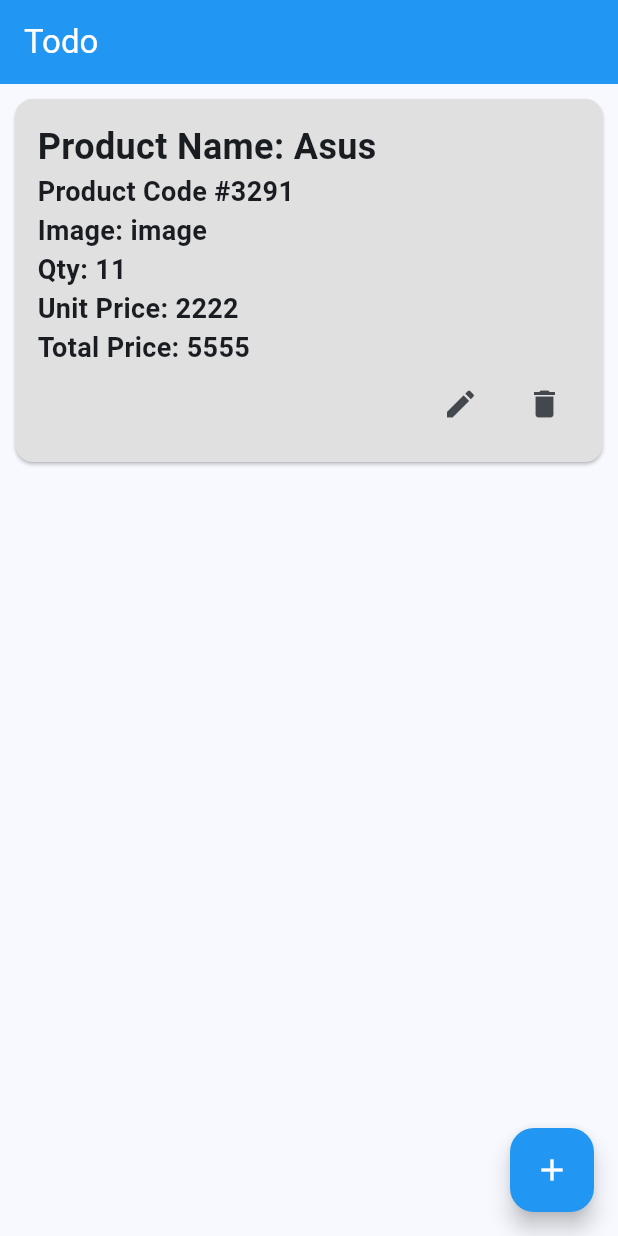
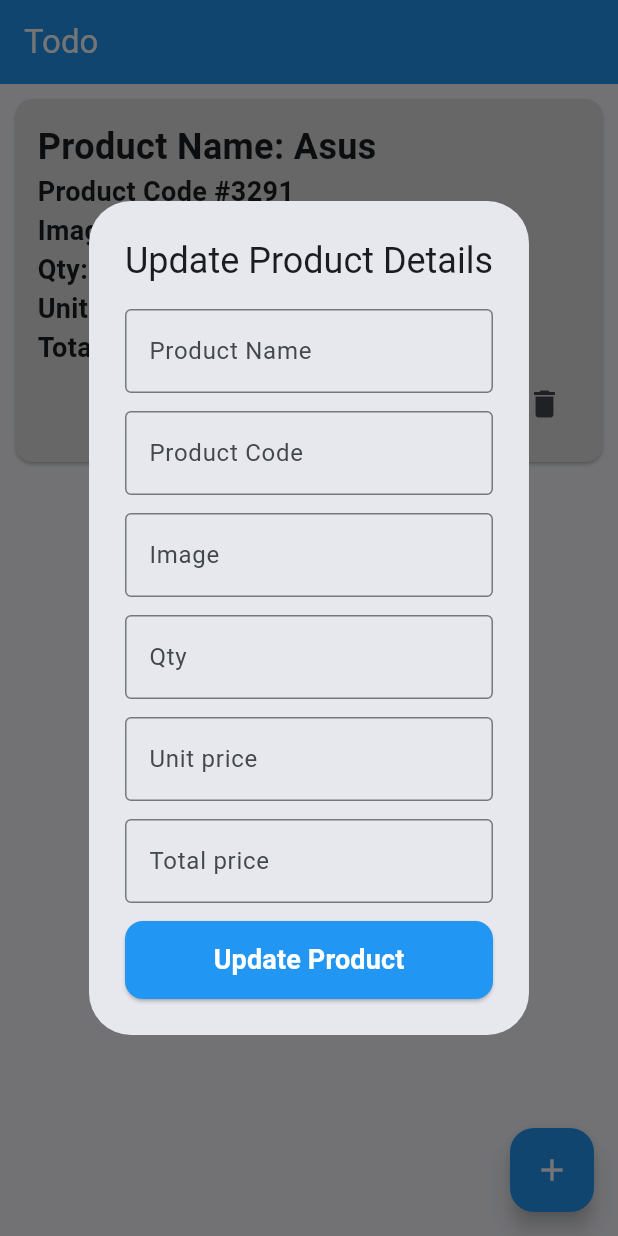
Before and after one commit to mazbaul20/CRUD-app-with-API-Calling, a Flutter app: the screen it shows after launch, after a tap on the "edit" icon, on a phone screen of 412 x 824 dp. Run offline on Flutter 3.47's test engine with Material 3 defaults, Android fonts, the phone set to English and light mode, and no system bars.

Commit message:
Update product dialog

```diff
--- a/lib/presentation/ui/screens/home_screen.dart
+++ b/lib/presentation/ui/screens/home_screen.dart
@@ -1,6 +1,8 @@
 import 'package:flutter/material.dart';
 
+import '../widgets/custom_text_form_field.dart';
 import '../widgets/product_info.dart';
+import '../widgets/update_product_dialog.dart';
 import 'add_product_screen.dart';
 
 class HomeScreen extends StatefulWidget {
@@ -11,6 +13,15 @@ class HomeScreen extends StatefulWidget {
 }
 
 class _HomeScreenState extends State<HomeScreen> {
+  final TextEditingController _productNameController = TextEditingController();
+  final TextEditingController _productCodeController = TextEditingController();
+  final TextEditingController _productImageController = TextEditingController();
+  final TextEditingController _productQtyController = TextEditingController();
+  final TextEditingController _productUnitPriceController =
+      TextEditingController();
+  final TextEditingController _productTotalPriceController =
+      TextEditingController();
+
   @override
   Widget build(BuildContext context) {
     return Scaffold(
@@ -67,9 +78,55 @@ class _HomeScreenState extends State<HomeScreen> {
                         mainAxisAlignment: MainAxisAlignment.end,
                         spacing: 8,
                         children: [
-                          IconButton(onPressed: () {}, icon: Icon(Icons.edit)),
                           IconButton(
-                            onPressed: () {},
+                            onPressed: () {
+                              showDialog(
+                                context: context,
+                                builder: (context) {
+                                  return UpdateProductDialog(
+                                    nameController: _productNameController,
+                                    codeController: _productCodeController,
+                                    imageController: _productImageController,
+                                    qtyController: _productQtyController,
+                                    unitPriceController:
+                                        _productUnitPriceController,
+                                    totalPriceController:
+                                        _productTotalPriceController,
+                                    onUpdatePressed: () {
+                                      Navigator.pop(context);
+                                    },
+                                  );
+                                },
+                              );
+                            },
+                            icon: const Icon(Icons.edit),
+                          ),
+                          IconButton(
+                            onPressed: () {
+                              showDialog(
+                                context: context,
+                                builder: (context) {
+                                  return AlertDialog(
+                                    title: Text("Are you sure for delete?"),
+                                    content: Row(
+                                      mainAxisAlignment: .end,
+                                      children: [
+                                        TextButton(
+                                          onPressed: () {
+                                            Navigator.pop(context);
+                                          },
+                                          child: Text("No"),
+                                        ),
+                                        TextButton(
+                                          onPressed: () {},
+                                          child: Text("Yes"),
+                                        ),
+                                      ],
+                                    ),
+                                  );
+                                },
+                              );
+                            },
                             icon: Icon(Icons.delete),
                           ),
                         ],
--- /dev/null
+++ b/lib/presentation/ui/widgets/update_product_dialog.dart
@@ -0,0 +1,75 @@
+import 'package:flutter/material.dart';
+import 'custom_text_form_field.dart';
+
+class UpdateProductDialog extends StatelessWidget {
+  final TextEditingController nameController;
+  final TextEditingController codeController;
+  final TextEditingController imageController;
+  final TextEditingController qtyController;
+  final TextEditingController unitPriceController;
+  final TextEditingController totalPriceController;
+  final VoidCallback onUpdatePressed;
+
+  const UpdateProductDialog({
+    super.key,
+    required this.nameController,
+    required this.codeController,
+    required this.imageController,
+    required this.qtyController,
+    required this.unitPriceController,
+    required this.totalPriceController,
+    required this.onUpdatePressed,
+  });
+
+  @override
+  Widget build(BuildContext context) {
+    return AlertDialog(
+      title: const Text("Update Product Details"),
+      content: Column(
+        spacing: 12,
+        mainAxisSize: MainAxisSize.min,
+        children: [
+          CustomTextFormField(
+            controllerName: nameController,
+            hintText: "Product Name",
+          ),
+          CustomTextFormField(
+            controllerName: codeController,
+            hintText: "Product Code",
+          ),
+          CustomTextFormField(
+            controllerName: imageController,
+            hintText: "Image",
+          ),
+          CustomTextFormField(controllerName: qtyController, hintText: "Qty"),
+          CustomTextFormField(
+            controllerName: unitPriceController,
+            hintText: "Unit price",
+          ),
+          CustomTextFormField(
+            controllerName: totalPriceController,
+            hintText: "Total price",
+          ),
+          SizedBox(
+            width: double.infinity,
+            child: ElevatedButton(
+              style: ElevatedButton.styleFrom(
+                backgroundColor: Colors.blue,
+                foregroundColor: Colors.white,
+                padding: const EdgeInsets.symmetric(vertical: 13),
+                shape: RoundedRectangleBorder(
+                  borderRadius: BorderRadius.circular(12),
+                ),
+              ),
+              onPressed: onUpdatePressed,
+              child: const Text(
+                "Update Product",
+                style: TextStyle(fontSize: 18, fontWeight: FontWeight.w600),
+              ),
+            ),
+          ),
+        ],
+      ),
+    );
+  }
+}
```
